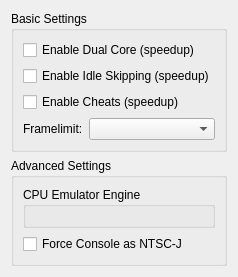
Qt form Source/Core/DolphinQt/Config/GeneralConfigPage.ui (Zopieux/dolphin) before a commit.
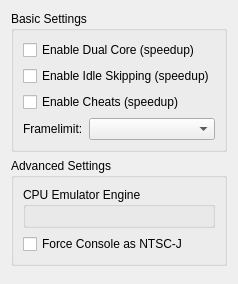
The same form after that commit.

Commit message: DolphinQt: Use new-style connect() in config dialogs

Diff of the .ui file:
```diff
--- a/Source/Core/DolphinQt/Config/GeneralConfigPage.ui
+++ b/Source/Core/DolphinQt/Config/GeneralConfigPage.ui
@@ -77,6 +77,13 @@
      </layout>
     </widget>
    </item>
+   <item>
+    <spacer name="bottomSpacer">
+     <property name="orientation">
+      <enum>Qt::Vertical</enum>
+     </property>
+    </spacer>
+   </item>
   </layout>
  </widget>
  <resources/>
```
The commit also changes 6 other files.
